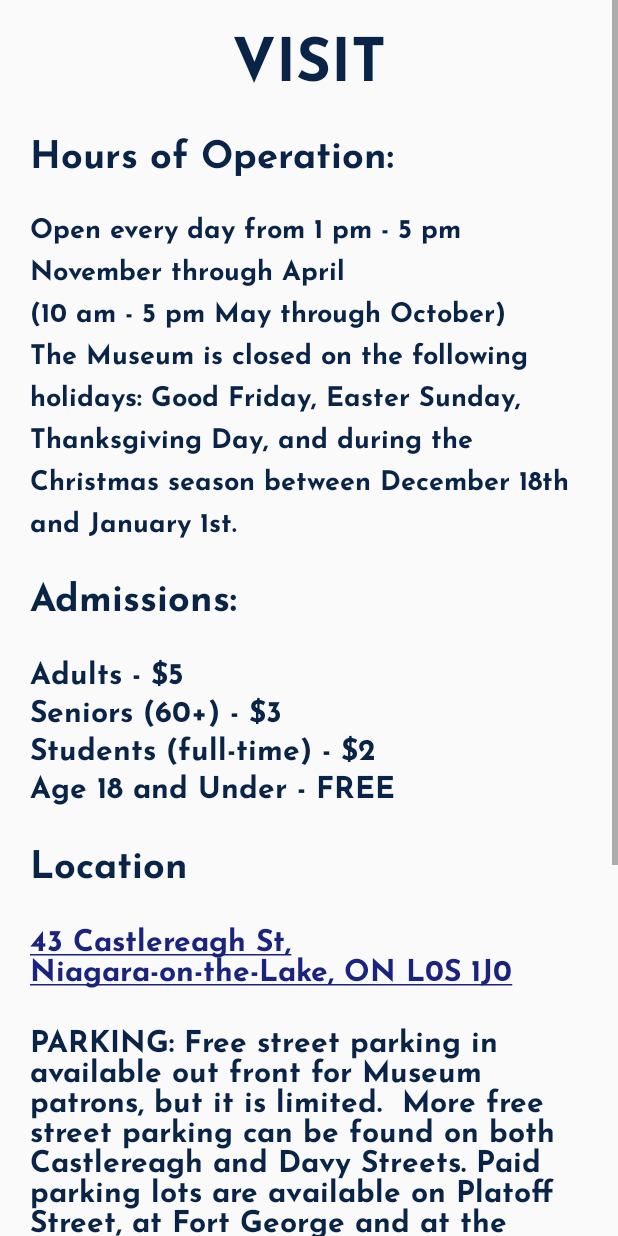
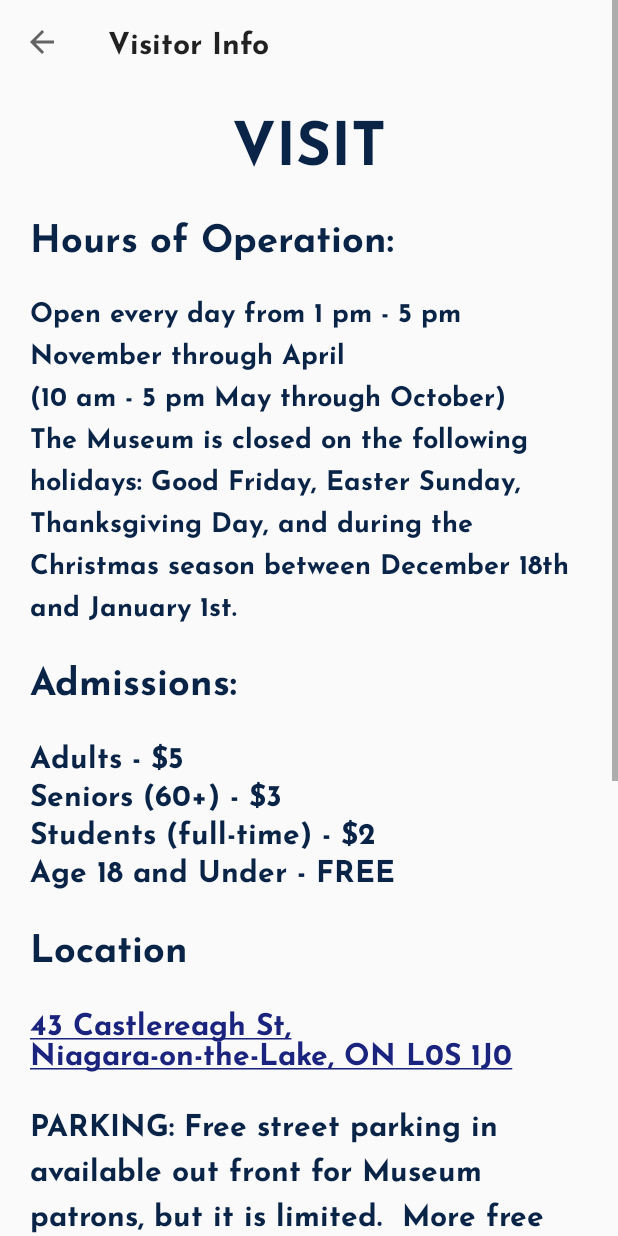
Before and after one commit to tx13al/COSC4P02D32023Winter, an Android app: the InfoPage screen opened directly, with no data from a screen before it, on a phone screen of 412 x 824 dp. Run offline under Robolectric (Android 15) with nearby library versions, the phone set to English and light mode, and no system bars.

Commit message:
add infoPage and setting page

```diff
--- a/MasterProject/MuseumApp/app/src/main/java/com/example/museumapp/Control.java
+++ b/MasterProject/MuseumApp/app/src/main/java/com/example/museumapp/Control.java
@@ -154,7 +154,7 @@ public class Control extends AppCompatActivity implements View.OnClickListener{
     public void Showpopup(View v){
         ImageView txtclose;
         Button preview;
-        mydialog.setContentView(R.layout.activity_add);
+        mydialog.setContentView(R.layout.adding_closet);
         txtclose =(ImageView) mydialog.findViewById(R.id.closeadd);
 
         preview = (Button) mydialog.findViewById(R.id.p);
--- a/MasterProject/MuseumApp/app/src/main/java/com/example/museumapp/InfoPage.java
+++ b/MasterProject/MuseumApp/app/src/main/java/com/example/museumapp/InfoPage.java
@@ -3,17 +3,20 @@ package com.example.museumapp;
 import android.content.Intent;
 import android.net.Uri;
 import android.os.Bundle;
+import android.view.MenuItem;
 import android.view.View;
 import android.widget.TextView;
 
+import androidx.appcompat.app.ActionBar;
 import androidx.appcompat.app.AppCompatActivity;
+import androidx.appcompat.widget.Toolbar;
 
 public class InfoPage extends AppCompatActivity {
     @Override
     protected void onCreate(Bundle savedInstanceState) {
         super.onCreate(savedInstanceState);
         setContentView(R.layout.activity_info);
-
+        setTitle("Visitor Info");
         TextView address_text = findViewById(R.id.location_address);
         address_text.setOnClickListener(new View.OnClickListener() {
             @Override
@@ -24,6 +27,20 @@ public class InfoPage extends AppCompatActivity {
                 startActivity(mapIntent);
             }
         });
+        Toolbar toolbar = findViewById(R.id.tool_info);
+        setSupportActionBar(toolbar);
+        ActionBar actionBar = getSupportActionBar();
+        if (actionBar != null) {
+            actionBar.setDisplayHomeAsUpEnabled(true);
+        }
 
     }
+    @Override
+    public boolean onOptionsItemSelected(MenuItem item) {
+        if (item.getItemId() == android.R.id.home) {
+            onBackPressed();
+            return true;
+        }
+        return super.onOptionsItemSelected(item);
+    }
 }
--- a/MasterProject/MuseumApp/app/src/main/res/layout/activity_info.xml
+++ b/MasterProject/MuseumApp/app/src/main/res/layout/activity_info.xml
@@ -11,11 +11,18 @@
     android:layout_height="wrap_content"
 
     >
+    <androidx.appcompat.widget.Toolbar
+        android:layout_width="match_parent"
+        android:layout_height="wrap_content"
+        app:layout_constraintTop_toTopOf="parent"
+        android:id="@+id/tool_info"
+        />
+
     <TextView
         android:id="@+id/visit"
         android:layout_width="match_parent"
         android:layout_height="wrap_content"
-        app:layout_constraintTop_toTopOf="parent"
+        app:layout_constraintTop_toBottomOf="@+id/tool_info"
         android:gravity="center"
         android:padding="10dp"
         android:text="VISIT"
@@ -110,6 +117,7 @@
         android:layout_marginStart="10dp"
         android:padding="10dp"
         android:textSize="20sp"
+        android:lineSpacingExtra="10dp"
         />
     <TextView
         android:layout_width="match_parent"
--- a/MasterProject/MuseumApp/app/src/main/res/layout/adding_closet.xml
+++ b/MasterProject/MuseumApp/app/src/main/res/layout/adding_closet.xml
@@ -60,5 +60,7 @@
                 app:layout_constraintTop_toTopOf="parent"
                 />
         </androidx.constraintlayout.widget.ConstraintLayout>
+
+
     </androidx.constraintlayout.widget.ConstraintLayout>
 </ScrollView>
```
Also changed, not shown: MasterProject/MuseumApp/app/src/main/AndroidManifest.xml (+7 -1 lines), MasterProject/MuseumApp/app/src/main/java/com/example/museumapp/SettingsPage.java (added, +17 -0 lines), MasterProject/MuseumApp/app/src/main/res/layout/activity_more.xml (added, +16 -0 lines), 1 other file.
